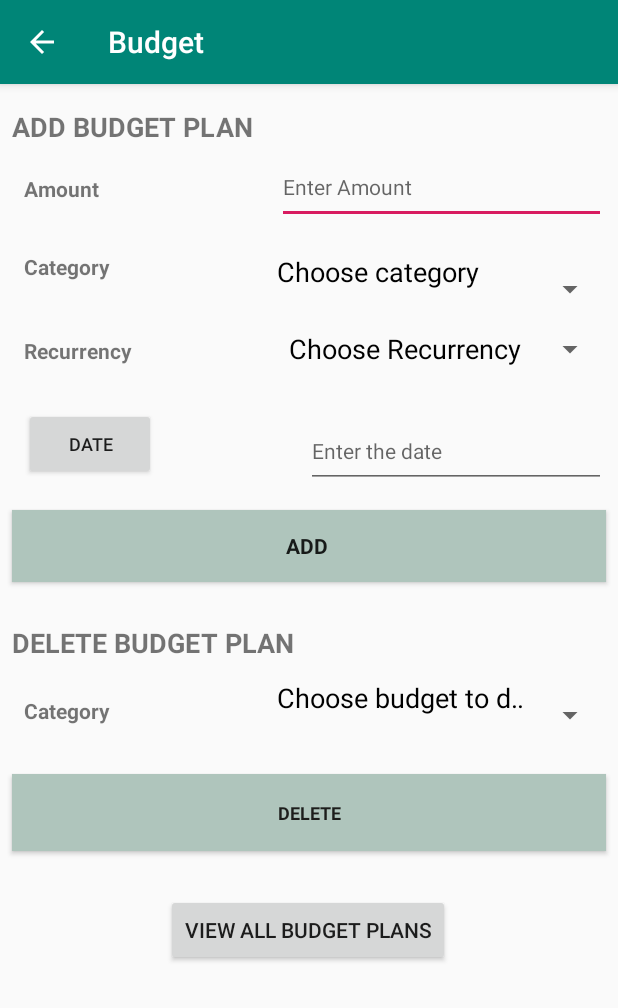
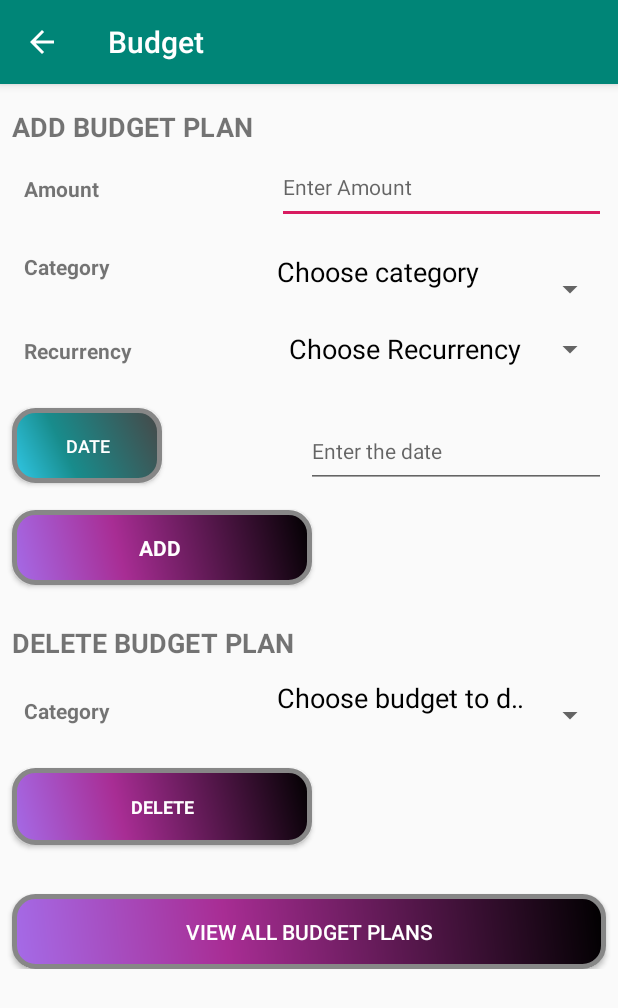
Before and after one commit to NadeemNicoR/TeamProjects, an Android app: the Budget screen opened directly, with no data from a screen before it, on a phone screen of 412 x 824 dp. Shown: the top 1008 px of the screen. Run offline under Robolectric (Android 15) with nearby library versions, the phone set to English and light mode, and no system bars.

Commit message:
buttons , interface charts

```diff
--- a/MoneyControl/app/src/main/java/com/example/home/BChart.java
+++ b/MoneyControl/app/src/main/java/com/example/home/BChart.java
@@ -91,7 +91,7 @@ public class BChart extends AppCompatActivity {
     protected void onCreate(Bundle savedInstanceState) {
         super.onCreate(savedInstanceState);
         setContentView(R.layout.activity_bchart);
-
+        getSupportActionBar().setDisplayHomeAsUpEnabled(true);
         selectTransactionName = getIntent().getExtras().get("type").toString();
 
         mChart = (BarChart) findViewById(R.id.chart1);
@@ -235,7 +235,7 @@ public class BChart extends AppCompatActivity {
             }
         });
 
-        Button btnChart=(Button) findViewById(R.id.button_pieChart);
+        /*Button btnChart=(Button) findViewById(R.id.button_pieChart);
         btnChart.setOnClickListener(new View.OnClickListener()
         {
             @Override
@@ -244,7 +244,7 @@ public class BChart extends AppCompatActivity {
                 Intent chart1Intent=new Intent(getApplicationContext(), Chart.class);
                 startActivity(chart1Intent);
             }
-        });
+        });*/
 
         // Buttons for TIME
 
--- a/MoneyControl/app/src/main/java/com/example/home/Budget.java
+++ b/MoneyControl/app/src/main/java/com/example/home/Budget.java
@@ -39,7 +39,6 @@ public class Budget extends AppCompatActivity {
         super.onCreate(savedInstanceState);
         setContentView(R.layout.activity_budget);
         setTitle("Budget");
-
         getSupportActionBar().setDisplayHomeAsUpEnabled(true);
         myDb_B = new DatabaseHelper(this);
         editAmount_B = (EditText)findViewById(R.id.amount_B);
--- a/MoneyControl/app/src/main/java/com/example/home/Chart.java
+++ b/MoneyControl/app/src/main/java/com/example/home/Chart.java
@@ -108,7 +108,6 @@ public class Chart extends AppCompatActivity {
     }
 
 
-
     @Override
     protected void onCreate(Bundle savedInstanceState) {
         super.onCreate(savedInstanceState);
@@ -190,19 +189,14 @@ public class Chart extends AppCompatActivity {
                     Color.rgb(128, 0, 0)
             };
             dataSet.setColors(CUSTOM_COLORS);
-
             PieData data = new PieData((dataSet));
             data.setValueTextColor(Color.WHITE);
             data.setValueTextSize(15f);
-
             pieChart.setData(data);
             Legend legend = pieChart.getLegend();
             legend.setOrientation(Legend.LegendOrientation.VERTICAL);
             legend.setVerticalAlignment(Legend.LegendVerticalAlignment.BOTTOM);
-
         }
-
-
     }
 
     @Override
--- /dev/null
+++ b/MoneyControl/app/src/main/res/drawable/button_background.xml
@@ -0,0 +1,28 @@
+<?xml version="1.0" encoding="utf-8"?>
+<shape xmlns:android="http://schemas.android.com/apk/res/android" android:shape="rectangle" >
+    <corners
+        android:radius="14dp"
+        />
+    <gradient
+        android:angle="45"
+        android:centerX="36%"
+        android:centerColor="#A82D94"
+        android:startColor="#A56BE8"
+        android:endColor="#000000"
+        android:type="linear"
+        />
+    <padding
+        android:left="0dp"
+        android:top="0dp"
+        android:right="0dp"
+        android:bottom="0dp"
+        />
+    <size
+        android:width="200dp"
+        android:height="50dp"
+        />
+    <stroke
+        android:width="3dp"
+        android:color="#878787"
+        />
+</shape>
--- /dev/null
+++ b/MoneyControl/app/src/main/res/drawable/button_deletedesing.xml
@@ -0,0 +1,28 @@
+<?xml version="1.0" encoding="utf-8"?>
+<shape xmlns:android="http://schemas.android.com/apk/res/android" android:shape="rectangle" >
+    <corners
+        android:radius="14dp"
+        />
+    <gradient
+        android:angle="45"
+        android:centerX="36%"
+        android:centerColor="#188C8C"
+        android:startColor="#31C9E8"
+        android:endColor="#474747"
+        android:type="linear"
+        />
+    <padding
+        android:left="0dp"
+        android:top="0dp"
+        android:right="0dp"
+        android:bottom="0dp"
+        />
+    <size
+        android:width="100dp"
+        android:height="50dp"
+        />
+    <stroke
+        android:width="3dp"
+        android:color="#878787"
+        />
+</shape>
--- a/MoneyControl/app/src/main/res/layout/activity_budget.xml
+++ b/MoneyControl/app/src/main/res/layout/activity_budget.xml
@@ -30,12 +30,14 @@ tools:context=".Budget">
 
         <Button
             android:id="@+id/button_viewB2"
-            android:layout_width="wrap_content"
+            android:layout_width="0dp"
             android:layout_height="wrap_content"
             android:layout_marginStart="8dp"
             android:layout_marginTop="540dp"
             android:layout_marginEnd="8dp"
+            android:background="@drawable/button_background"
             android:text="VIEW all budget plans"
+            android:textColor="#ffffff"
             app:layout_constraintEnd_toEndOf="parent"
             app:layout_constraintHorizontal_bias="0.497"
             app:layout_constraintStart_toStartOf="parent"
@@ -43,14 +45,15 @@ tools:context=".Budget">
 
         <Button
             android:id="@+id/button_saveB2"
-            android:layout_width="0dp"
+            android:layout_width="wrap_content"
             android:layout_height="wrap_content"
             android:layout_marginStart="8dp"
             android:layout_marginTop="284dp"
             android:layout_marginEnd="8dp"
-            android:background="#AFC5BC"
+            android:background="@drawable/button_background"
             android:text="ADD "
             android:textAppearance="@style/TextAppearance.AppCompat.Body1"
+            android:textColor="#ffffff"
             android:textSize="14sp"
             android:textStyle="bold"
             app:layout_constraintEnd_toEndOf="parent"
@@ -60,19 +63,19 @@ tools:context=".Budget">
 
         <Button
             android:id="@+id/button_deleteB2"
-            android:layout_width="0dp"
+            android:layout_width="wrap_content"
             android:layout_height="51dp"
             android:layout_marginStart="8dp"
-            android:layout_marginTop="460dp"
+            android:layout_marginTop="456dp"
             android:layout_marginEnd="8dp"
-            android:background="#AFC5BC"
+            android:background="@drawable/button_background"
             android:text="DELETE"
             android:textAppearance="@style/TextAppearance.AppCompat.Body1"
-            android:textColor="#1C1D1B"
+            android:textColor="#ffffff"
             android:textSize="12sp"
             android:textStyle="bold"
             app:layout_constraintEnd_toEndOf="parent"
-            app:layout_constraintHorizontal_bias="1.0"
+            app:layout_constraintHorizontal_bias="0.0"
             app:layout_constraintStart_toStartOf="parent"
             app:layout_constraintTop_toTopOf="parent" />
 
@@ -109,11 +112,13 @@ tools:context=".Budget">
             android:layout_width="wrap_content"
             android:layout_height="wrap_content"
             android:layout_marginTop="216dp"
+            android:background="@drawable/button_deletedesing"
             android:text="date"
             android:textAlignment="center"
+            android:textColor="#ffffff"
             android:textSize="12sp"
             app:layout_constraintEnd_toEndOf="parent"
-        app:layout_constraintHorizontal_bias="0.049"
+            app:layout_constraintHorizontal_bias="0.025"
             app:layout_constraintStart_toStartOf="parent"
             app:layout_constraintTop_toTopOf="parent" />
 
--- a/MoneyControl/app/src/main/res/layout/activity_enable_pin.xml
+++ b/MoneyControl/app/src/main/res/layout/activity_enable_pin.xml
@@ -39,6 +39,7 @@
             android:ems="10"
             android:hint="Enter the new pin"
             android:inputType="number"
+            android:textColor="#ffffff"
             android:visibility="invisible"
             app:layout_constraintBottom_toBottomOf="parent"
             app:layout_constraintEnd_toEndOf="parent"
@@ -57,6 +58,7 @@
             android:ems="10"
             android:hint="Confirm new pin"
             android:inputType="number"
+            android:textColor="#ffffff"
             android:visibility="invisible"
             app:layout_constraintBottom_toBottomOf="parent"
             app:layout_constraintEnd_toEndOf="parent"
@@ -74,6 +76,8 @@
             android:layout_marginEnd="8dp"
             android:background="#AFC5BC"
             android:text="Save"
+
+            android:textColor="#ffffff"
             android:visibility="invisible"
             app:layout_constraintEnd_toEndOf="parent"
             app:layout_constraintHorizontal_bias="0.0"
--- a/MoneyControl/app/src/main/res/layout/activity_login_screen.xml
+++ b/MoneyControl/app/src/main/res/layout/activity_login_screen.xml
@@ -34,6 +34,8 @@
             android:layout_marginTop="48dp"
             android:layout_marginEnd="8dp"
             android:text="@string/sign_in"
+
+            android:textColor="#ffffff"
             app:layout_constraintEnd_toEndOf="parent"
             app:layout_constraintStart_toStartOf="parent"
             app:layout_constraintTop_toBottomOf="@+id/pinEntryNum_loginScreen" />
--- a/MoneyControl/app/src/main/res/layout/activity_transaction_report.xml
+++ b/MoneyControl/app/src/main/res/layout/activity_transaction_report.xml
@@ -27,6 +27,7 @@
             android:text="Delete Transaction"
             android:textSize="14sp"
             app:layout_constraintBottom_toBottomOf="parent"
+            android:background="@drawable/button_background"
             app:layout_constraintEnd_toEndOf="parent"
             app:layout_constraintHorizontal_bias="0.0"
             app:layout_constraintStart_toStartOf="parent"
```
Also changed, not shown: MoneyControl/app/src/main/AndroidManifest.xml (+4 -5 lines), MoneyControl/app/src/main/res/layout/activity_bchart.xml (+0 -9 lines), MoneyControl/app/src/main/res/layout/activity_chart.xml (+10 -8 lines), MoneyControl/app/src/main/res/layout/activity_currency.xml (+9 -3 lines), MoneyControl/app/src/main/res/layout/activity_email_report.xml (+5 -2 lines), MoneyControl/app/src/main/res/layout/activity_main.xml (+16 -9 lines), MoneyControl/app/src/main/res/layout/activity_new_expense.xml (+13 -8 lines), MoneyControl/app/src/main/res/layout/activity_transaction_select.xml (+8 -2 lines). Lines whose indentation alone changed are shown as unchanged.
